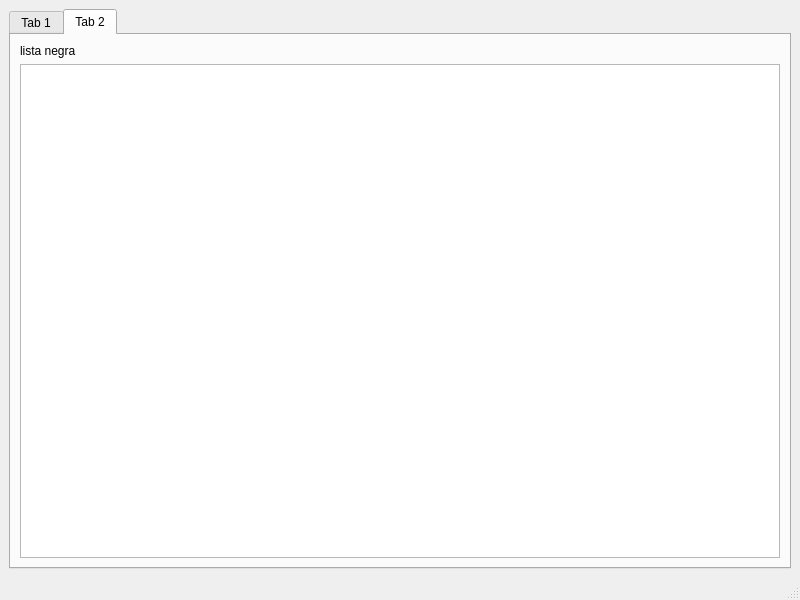
Old version of the form gui.ui in the repository gastoncer92/requests.
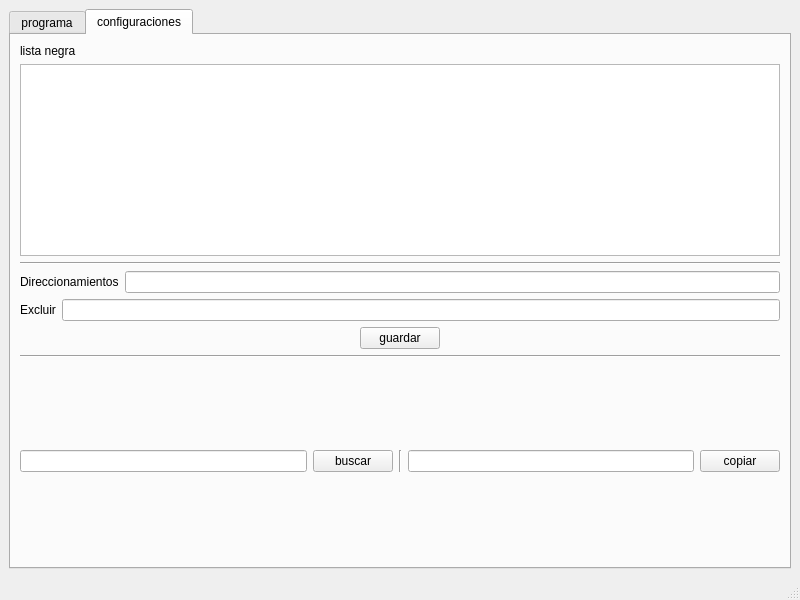
New version of the form. The open tabs and pages were chosen to show the change.

The edit to the form file:
```diff
--- a/gui.ui
+++ b/gui.ui
@@ -22,7 +22,7 @@
       </property>
       <widget class="QWidget" name="tab">
        <attribute name="title">
-        <string>Tab 1</string>
+        <string>programa</string>
        </attribute>
        <layout class="QVBoxLayout" name="verticalLayout_3">
         <item>
@@ -84,23 +84,155 @@
       </widget>
       <widget class="QWidget" name="tab_2">
        <attribute name="title">
-        <string>Tab 2</string>
+        <string>configuraciones</string>
        </attribute>
-       <layout class="QVBoxLayout" name="verticalLayout_5">
+       <layout class="QVBoxLayout" name="verticalLayout_4">
         <item>
-         <layout class="QVBoxLayout" name="verticalLayout_4">
+         <widget class="QLabel" name="label">
+          <property name="text">
+           <string>lista negra</string>
+          </property>
+         </widget>
+        </item>
+        <item>
+         <widget class="QPlainTextEdit" name="plainTextEdit_3"/>
+        </item>
+        <item>
+         <widget class="Line" name="line">
+          <property name="orientation">
+           <enum>Qt::Horizontal</enum>
+          </property>
+         </widget>
+        </item>
+        <item>
+         <layout class="QHBoxLayout" name="horizontalLayout_2">
           <item>
-           <widget class="QLabel" name="label">
+           <widget class="QLabel" name="label_2">
             <property name="text">
-             <string>lista negra</string>
+             <string>Direccionamientos</string>
             </property>
            </widget>
           </item>
           <item>
-           <widget class="QPlainTextEdit" name="plainTextEdit_3"/>
+           <widget class="QLineEdit" name="lineEdit_3"/>
           </item>
          </layout>
         </item>
+        <item>
+         <layout class="QHBoxLayout" name="horizontalLayout_3">
+          <item>
+           <widget class="QLabel" name="label_3">
+            <property name="text">
+             <string>Excluir</string>
+            </property>
+           </widget>
+          </item>
+          <item>
+           <widget class="QLineEdit" name="lineEdit_4"/>
+          </item>
+         </layout>
+        </item>
+        <item>
+         <layout class="QHBoxLayout" name="horizontalLayout_4">
+          <item>
+           <spacer name="horizontalSpacer">
+            <property name="orientation">
+             <enum>Qt::Horizontal</enum>
+            </property>
+            <property name="sizeHint" stdset="0">
+             <size>
+              <width>40</width>
+              <height>20</height>
+             </size>
+            </property>
+           </spacer>
+          </item>
+          <item>
+           <widget class="QPushButton" name="pushButton_3">
+            <property name="text">
+             <string>guardar</string>
+            </property>
+           </widget>
+          </item>
+          <item>
+           <spacer name="horizontalSpacer_2">
+            <property name="orientation">
+             <enum>Qt::Horizontal</enum>
+            </property>
+            <property name="sizeHint" stdset="0">
+             <size>
+              <width>40</width>
+              <height>20</height>
+             </size>
+            </property>
+           </spacer>
+          </item>
+         </layout>
+        </item>
+        <item>
+         <widget class="Line" name="line_2">
+          <property name="orientation">
+           <enum>Qt::Horizontal</enum>
+          </property>
+         </widget>
+        </item>
+        <item>
+         <spacer name="verticalSpacer_2">
+          <property name="orientation">
+           <enum>Qt::Vertical</enum>
+          </property>
+          <property name="sizeHint" stdset="0">
+           <size>
+            <width>20</width>
+            <height>40</height>
+           </size>
+          </property>
+         </spacer>
+        </item>
+        <item>
+         <layout class="QHBoxLayout" name="horizontalLayout_5">
+          <item>
+           <widget class="QLineEdit" name="lineEdit_5"/>
+          </item>
+          <item>
+           <widget class="QPushButton" name="pushButton_4">
+            <property name="text">
+             <string>buscar</string>
+            </property>
+           </widget>
+          </item>
+          <item>
+           <widget class="Line" name="line_3">
+            <property name="orientation">
+             <enum>Qt::Vertical</enum>
+            </property>
+           </widget>
+          </item>
+          <item>
+           <widget class="QLineEdit" name="lineEdit_6"/>
+          </item>
+          <item>
+           <widget class="QPushButton" name="pushButton_5">
+            <property name="text">
+             <string>copiar</string>
+            </property>
+           </widget>
+          </item>
+         </layout>
+        </item>
+        <item>
+         <spacer name="verticalSpacer">
+          <property name="orientation">
+           <enum>Qt::Vertical</enum>
+          </property>
+          <property name="sizeHint" stdset="0">
+           <size>
+            <width>458</width>
+            <height>66</height>
+           </size>
+          </property>
+         </spacer>
+        </item>
        </layout>
       </widget>
      </widget>
```
